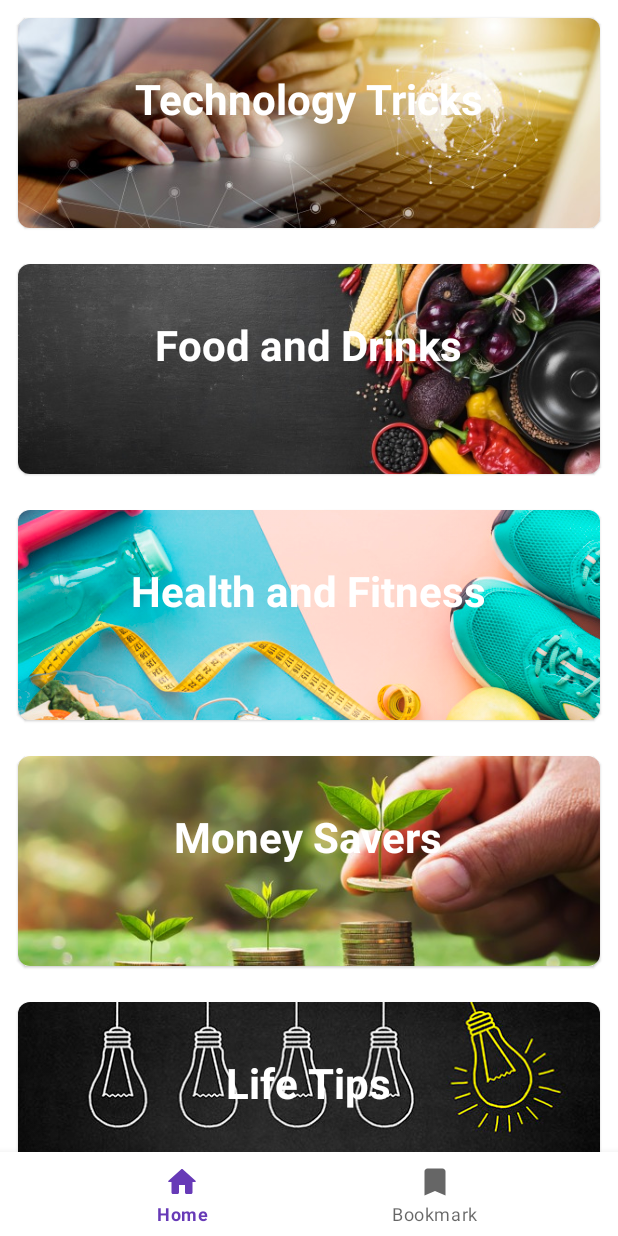
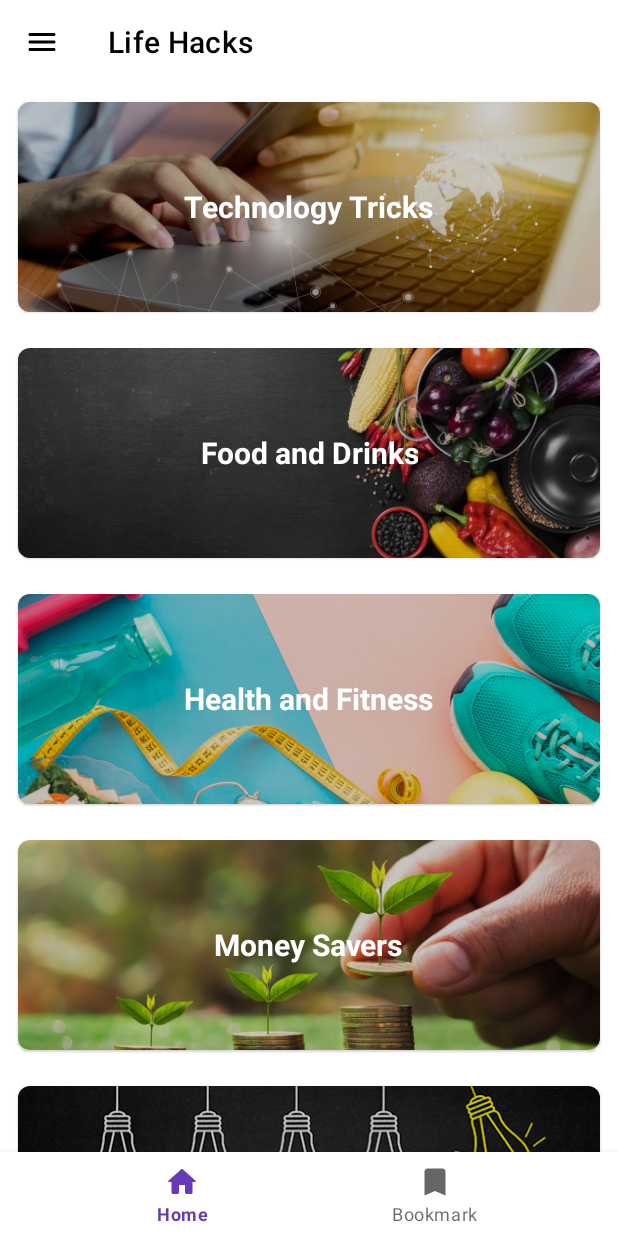
Before and after one commit to ajsarfo/Life-Hacks, an Android app: the screen it shows after launch (MainActivity), on a phone screen of 412 x 824 dp. Run offline under Robolectric (Android 15) with nearby library versions, the phone set to English and light mode, and no system bars; our stand-ins replace Dagger/Hilt's generated code, navigation-ui; pictures from the network do not load.

Commit message:
final category changes

```diff
--- a/app/src/main/java/com/sarftec/lifehacks/view/file/Extension.kt
+++ b/app/src/main/java/com/sarftec/lifehacks/view/file/Extension.kt
@@ -5,7 +5,7 @@ import android.view.View
 import android.widget.ImageView
 import com.bumptech.glide.Glide
 
-fun ImageView.loadImage(ref: View, uri: Uri) {
+fun ImageView.loadImage(ref: View, uri: Uri?) {
     Glide.with(ref)
         .load(uri)
         .into(this)
--- a/app/src/main/java/com/sarftec/lifehacks/view/recycler/viewholder/CategoryItemViewHolder.kt
+++ b/app/src/main/java/com/sarftec/lifehacks/view/recycler/viewholder/CategoryItemViewHolder.kt
@@ -21,7 +21,10 @@ class CategoryItemViewHolder private constructor(
             layoutBinding.category.text = category.category
             dependency.viewModel.getImage(category).let {
                 if(it.isSuccess()) layoutBinding.imageView.loadImage(itemView, it.data!!)
-                else Log.v("TAG", "${it.message}")
+                else {
+                    layoutBinding.imageView.setImageBitmap(null)
+                    Log.v("TAG", "${it.message}")
+                }
             }
         }
     }
--- a/app/src/main/res/layout/activity_main.xml
+++ b/app/src/main/res/layout/activity_main.xml
@@ -29,7 +29,7 @@
         app:layout_constraintBottom_toTopOf="@+id/bottom_navigation"
         app:layout_constraintEnd_toEndOf="parent"
         app:layout_constraintStart_toStartOf="parent"
-        app:layout_constraintTop_toTopOf="parent"
+        app:layout_constraintTop_toBottomOf="@+id/materialToolbar"
         app:navGraph="@navigation/nav_graph" />
 
     <com.google.android.material.bottomnavigation.BottomNavigationView
--- a/app/src/main/res/layout/layout_category_item.xml
+++ b/app/src/main/res/layout/layout_category_item.xml
@@ -19,9 +19,15 @@
             tools:srcCompat="@drawable/food_drinks"
             android:scaleType="centerCrop"/>
 
+       <ImageView
+           android:layout_width="match_parent"
+           android:layout_height="match_parent"
+           android:background="@color/color_category_scrim"/>
+
         <LinearLayout
             android:layout_width="match_parent"
             android:layout_height="match_parent"
+            android:paddingHorizontal="16dp"
             android:orientation="vertical"
             android:gravity="center">
 
@@ -29,16 +35,9 @@
                 android:id="@+id/category"
                 android:layout_width="wrap_content"
                 android:layout_height="wrap_content"
+                android:gravity="center"
                 tools:text="Food and Drinks Hacks"
                 style="@style/CategoryHeadStyle"/>
-
-            <TextView
-                android:id="@+id/count"
-                android:layout_width="wrap_content"
-                android:layout_height="wrap_content"
-                android:layout_marginTop="8dp"
-                style="@style/CategorySubHeadStyle"
-                tools:text="102 Hacks"/>
         </LinearLayout>
     </FrameLayout>
 </com.google.android.material.card.MaterialCardView>
--- a/app/src/main/res/values/colors.xml
+++ b/app/src/main/res/values/colors.xml
@@ -17,4 +17,6 @@
     <color name="color_primary">#673AB7</color>
 
     <color name="color_color_on_category">@color/white</color>
+
+    <color name="color_category_scrim">#33000000</color>
 </resources>
--- a/app/src/main/res/values/styles.xml
+++ b/app/src/main/res/values/styles.xml
@@ -6,7 +6,7 @@
     </style>
 
     <style name="CategoryHeadStyle" parent="TextAppearance.MaterialComponents.Headline5">
-        <item name="android:textSize">28sp</item>
+        <item name="android:textSize">20sp</item>
         <item name="android:textStyle">bold</item>
         <item name="android:textColor">@color/color_color_on_category</item>
         <item name="android:fontFamily">@font/custom_bold</item>
```
